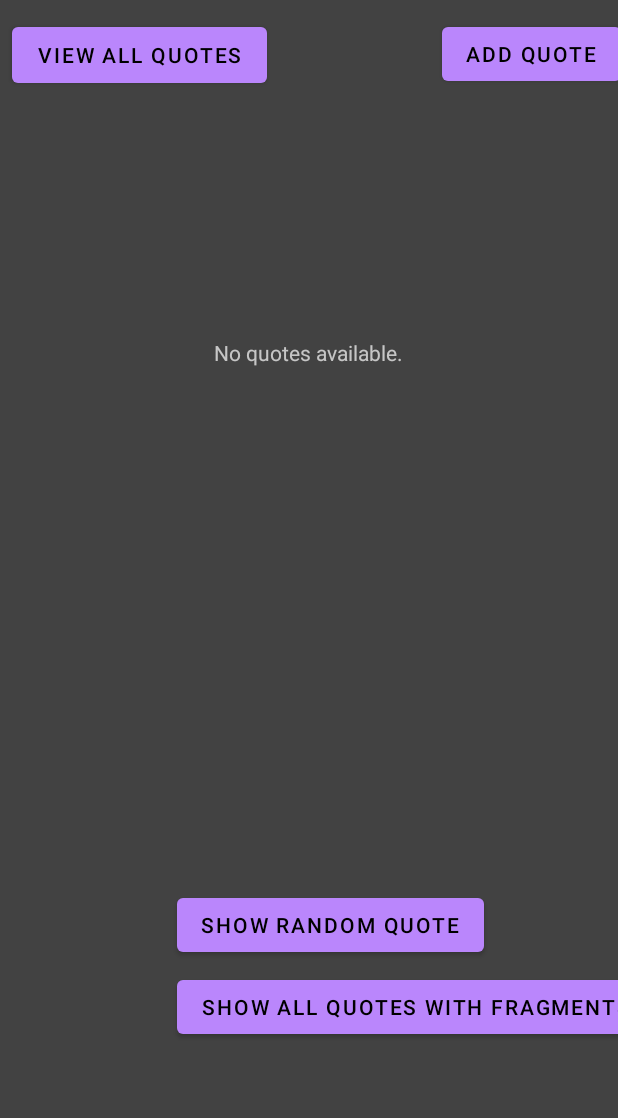
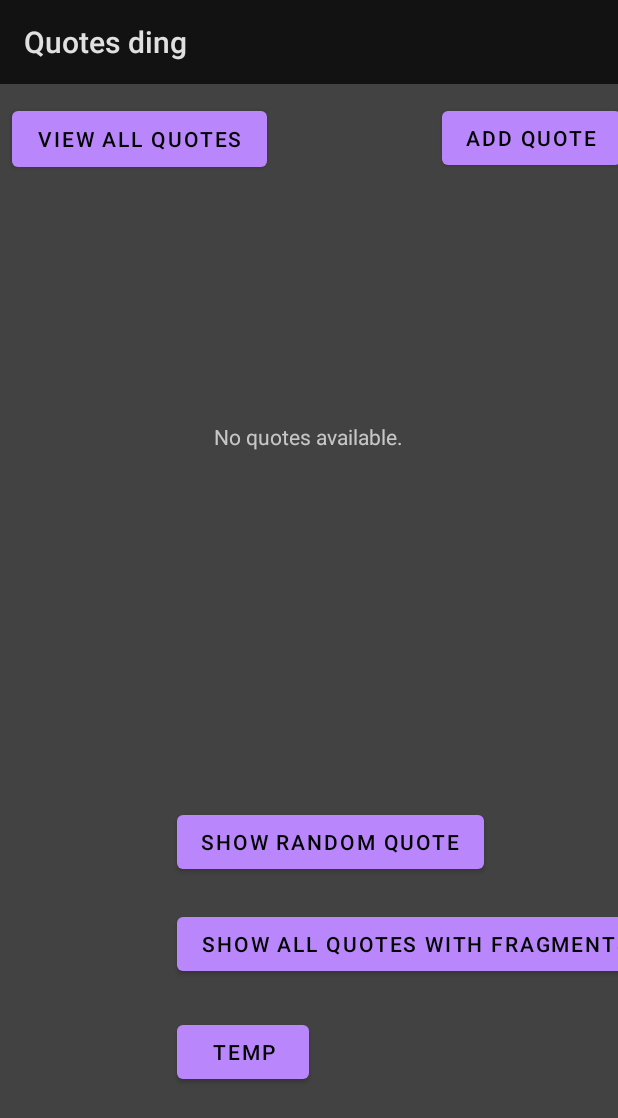
Before and after one commit to Jellios/applicationDevelopment, an Android app: the screen it shows after launch (MainActivity), on a phone screen of 412 x 824 dp. Shown: the top 1118 px of the screen. Run offline under Robolectric (Android 15) with nearby library versions, the phone set to English and light mode, and no system bars.

Commit message:
voor ai ding

```diff
--- a/project/app/src/main/AndroidManifest.xml
+++ b/project/app/src/main/AndroidManifest.xml
@@ -11,6 +11,9 @@
         android:supportsRtl="true"
         android:theme="@style/Theme.MaterialComponents"
         tools:targetApi="31">
+        <activity
+            android:name=".ToolbarActivity"
+            android:exported="false" />
         <activity
             android:name=".MainActivity2"
             android:exported="false" />
--- a/project/app/src/main/java/com/example/project/MainActivity.java
+++ b/project/app/src/main/java/com/example/project/MainActivity.java
@@ -38,7 +38,7 @@ public class MainActivity extends AppCompatActivity {
     protected void onCreate(Bundle savedInstanceState) {
         super.onCreate(savedInstanceState);
         setContentView(R.layout.activity_main);
-        getSupportActionBar().hide();
+        getSupportActionBar();
         this.quotes_list = new ArrayList<>();
         this.tv_randomQuote = findViewById(R.id.tv_main_quote);
         System.out.println("test");
@@ -81,6 +81,11 @@ public class MainActivity extends AppCompatActivity {
         Intent intent = new Intent(this, MainActivity2.class);
         startActivity(intent);
     }
+    public void onTempActivity(View view)
+    {
+        Intent intent = new Intent(this, ToolbarActivity.class);
+        startActivity(intent);
+    }
     public void onShowAllQuotes(View view) {
 
         Intent intent = new Intent(MainActivity.this, ViewAllQuotesActivity.class);
--- a/project/app/src/main/res/layout/activity_main.xml
+++ b/project/app/src/main/res/layout/activity_main.xml
@@ -46,7 +46,7 @@
         android:layout_width="wrap_content"
         android:layout_height="wrap_content"
         android:layout_marginStart="118dp"
-        android:layout_marginTop="155dp"
+        android:layout_marginTop="44dp"
         android:layout_marginEnd="118dp"
         android:onClick="triggerRandomQuote"
         android:text="@string/show_random"
@@ -60,7 +60,7 @@
         android:layout_width="wrap_content"
         android:layout_height="wrap_content"
         android:layout_marginStart="118dp"
-        android:layout_marginTop="210dp"
+        android:layout_marginTop="112dp"
         android:layout_marginEnd="118dp"
         android:onClick="onTestActivity"
         android:text="@string/show_allQuotesWithFragments"
@@ -94,4 +94,15 @@
         app:layout_constraintStart_toEndOf="@+id/btn_main_view_all"
         app:layout_constraintTop_toTopOf="parent" />
 
+    <Button
+        android:id="@+id/button2"
+        android:layout_width="wrap_content"
+        android:layout_height="wrap_content"
+        android:layout_marginStart="118dp"
+        android:layout_marginTop="24dp"
+        android:onClick="onTempActivity"
+        android:text="temp"
+        app:layout_constraintStart_toStartOf="parent"
+        app:layout_constraintTop_toBottomOf="@+id/btn_test_activity" />
+
 </androidx.constraintlayout.widget.ConstraintLayout>
```
Also changed, not shown: project/app/src/main/java/com/example/project/ToolbarActivity.java (added, +43 -0 lines), project/app/src/main/res/layout/activity_toolbar.xml (added, +23 -0 lines), project/app/src/main/res/menu/menu_toolbar.xml (added, +14 -0 lines).
